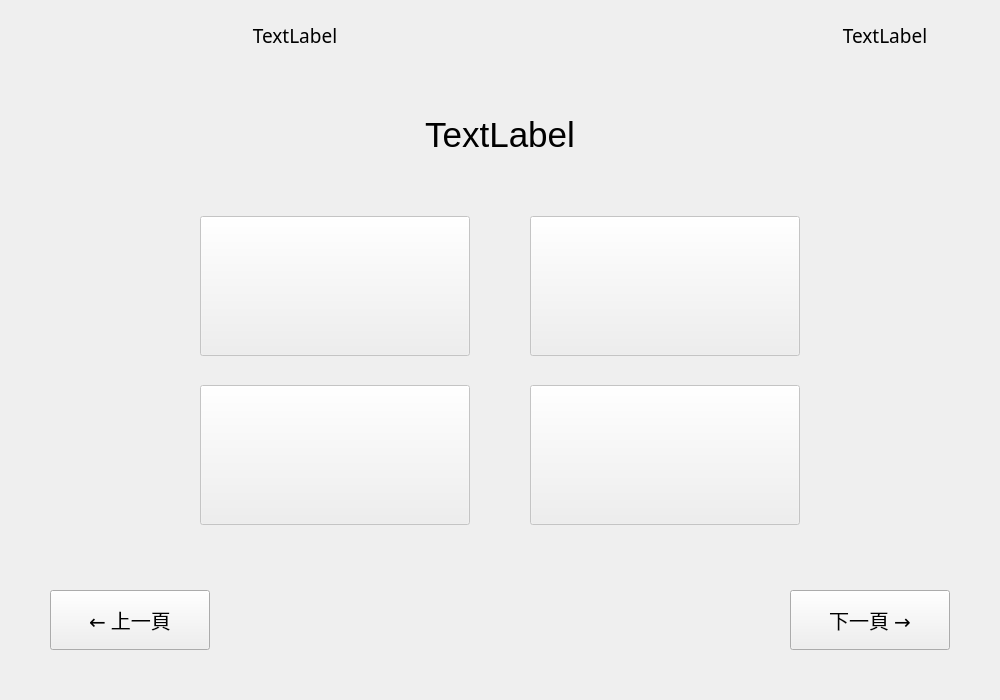
Before: the Qt Designer form MultipleChoiceForm.ui in hwc20896/ChineseProj, drawn with Qt 5.
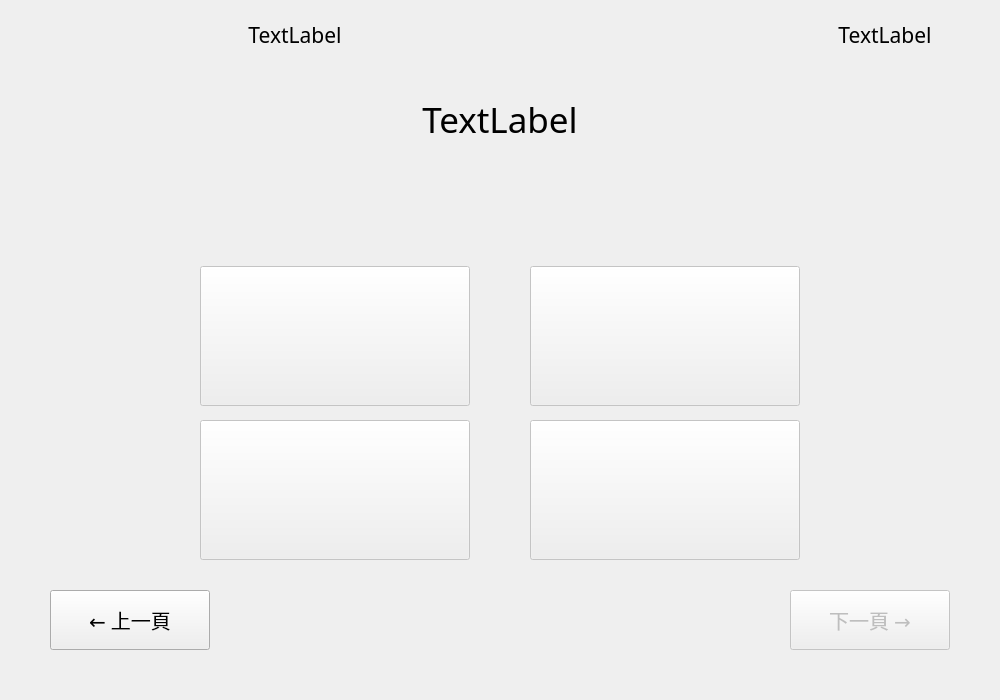
After: the same form once the commit is applied.

What changed in the file:
```diff
--- a/MultipleChoiceForm.ui
+++ b/MultipleChoiceForm.ui
@@ -17,13 +17,14 @@
    <property name="geometry">
     <rect>
      <x>100</x>
-     <y>115</y>
+     <y>95</y>
      <width>800</width>
-     <height>125</height>
+     <height>150</height>
     </rect>
    </property>
    <property name="font">
     <font>
+     <family>Microsoft JhengHei</family>
      <pointsize>26</pointsize>
     </font>
    </property>
@@ -41,13 +42,14 @@
    <property name="geometry">
     <rect>
      <x>200</x>
-     <y>216</y>
+     <y>266</y>
      <width>270</width>
      <height>140</height>
     </rect>
    </property>
    <property name="font">
     <font>
+     <family>Microsoft JhengHei</family>
      <pointsize>15</pointsize>
     </font>
    </property>
@@ -62,13 +64,14 @@
    <property name="geometry">
     <rect>
      <x>530</x>
-     <y>216</y>
+     <y>266</y>
      <width>270</width>
      <height>140</height>
     </rect>
    </property>
    <property name="font">
     <font>
+     <family>Microsoft JhengHei</family>
      <pointsize>15</pointsize>
     </font>
    </property>
@@ -83,13 +86,14 @@
    <property name="geometry">
     <rect>
      <x>200</x>
-     <y>385</y>
+     <y>420</y>
      <width>270</width>
      <height>140</height>
     </rect>
    </property>
    <property name="font">
     <font>
+     <family>Microsoft JhengHei</family>
      <pointsize>15</pointsize>
     </font>
    </property>
@@ -104,13 +108,14 @@
    <property name="geometry">
     <rect>
      <x>530</x>
-     <y>385</y>
+     <y>420</y>
      <width>270</width>
      <height>140</height>
     </rect>
    </property>
    <property name="font">
     <font>
+     <family>Microsoft JhengHei</family>
      <pointsize>15</pointsize>
     </font>
    </property>
@@ -138,6 +143,9 @@
    </property>
   </widget>
   <widget class="QPushButton" name="nextQuestion">
+   <property name="enabled">
+    <bool>false</bool>
+   </property>
    <property name="geometry">
     <rect>
      <x>790</x>
@@ -168,7 +176,7 @@
    <property name="font">
     <font>
      <family>Microsoft JhengHei</family>
-     <pointsize>14</pointsize>
+     <pointsize>16</pointsize>
     </font>
    </property>
    <property name="text">
@@ -190,7 +198,7 @@
    <property name="font">
     <font>
      <family>Microsoft JhengHei</family>
-     <pointsize>14</pointsize>
+     <pointsize>16</pointsize>
     </font>
    </property>
    <property name="text">
```
